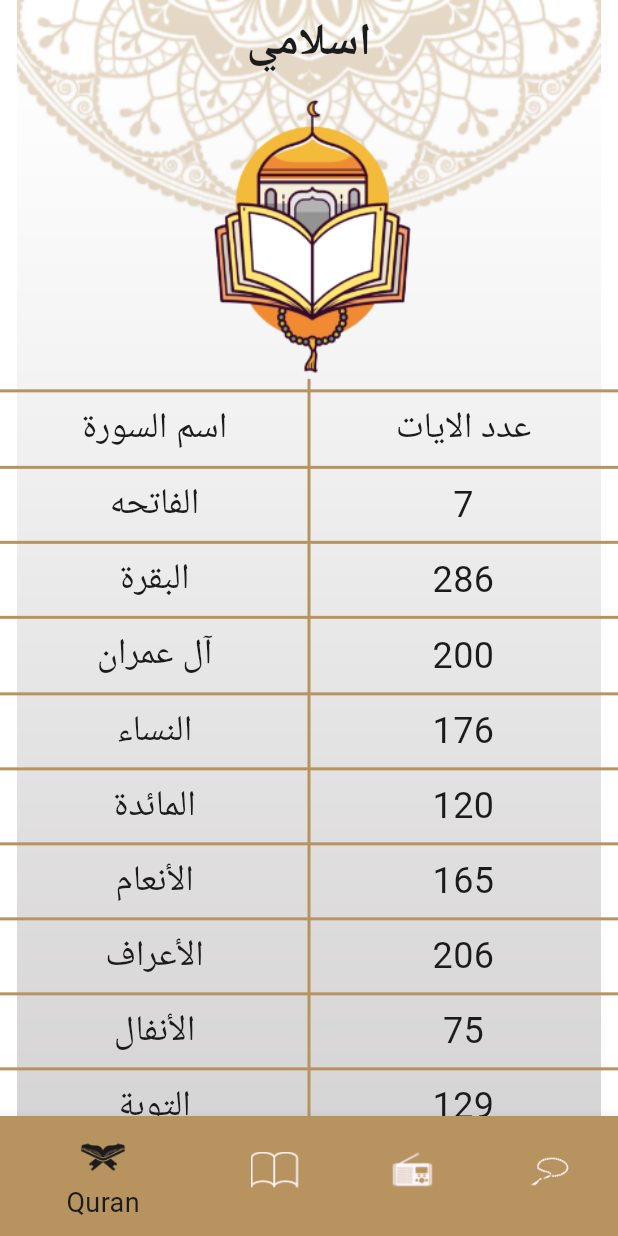
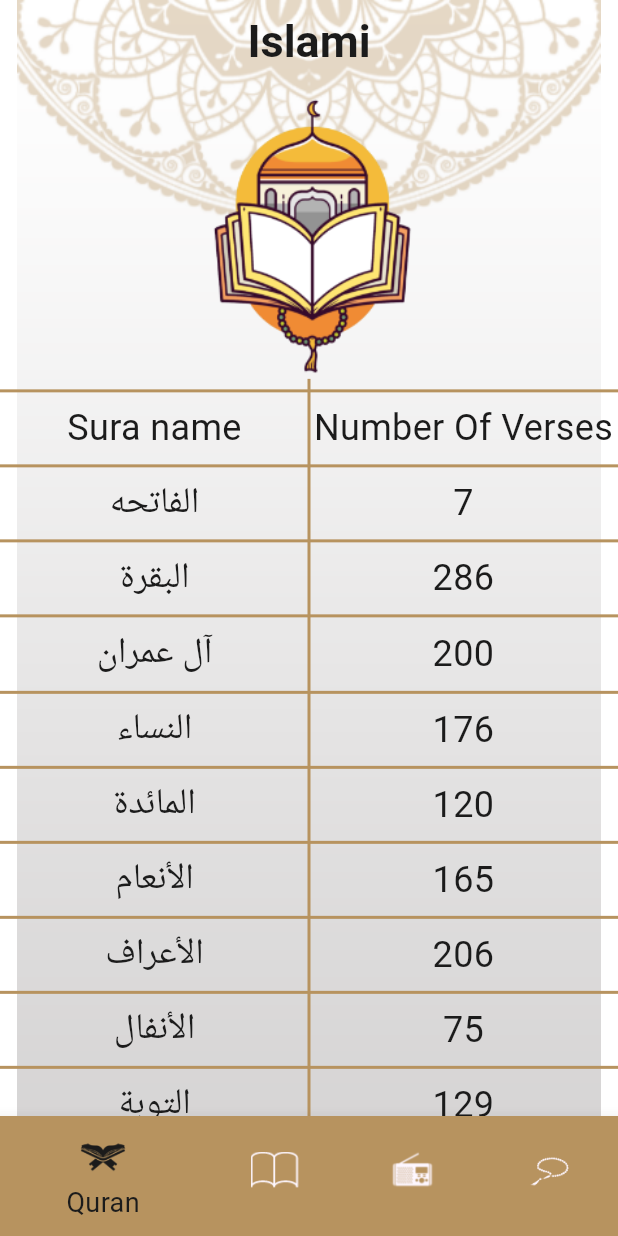
Before and after one commit to mohamedgalalelhamrawy/islami_app, a Flutter app: the screen it shows after launch, on a phone screen of 412 x 824 dp. Run offline on Flutter 3.47's test engine with Material 3 defaults, Android fonts, the phone set to English and light mode, and no system bars; generated files the repository leaves out were written again.

Commit message:
made my app support english and arabic by localization

```diff
--- /dev/null
+++ b/l10n.yaml
@@ -0,0 +1,3 @@
+arb-dir: lib/l10n
+template-arb-file: app_en.arb
+output-localization-file: app_localizations.dart
--- /dev/null
+++ b/lib/l10n/app_ar.arb
@@ -0,0 +1,18 @@
+ {
+    "app_title" : "اسلامي",
+    "sura_name" : "اسم السورة",
+    "quran" : "قران",
+    "hadeth" : "حديث",
+    "sebha" : "السبحة",
+    "radio" : "الاذاعة",
+    "hadeth_name" : "الاحاديث",
+    "settings" : "الاعدادات",
+    "language" : "اللغة",
+    "arabic" : "العربية",
+    "english" : "الانجليزية",
+    "theme" : "وضع التطبيق" ,
+    "light" : "الوضع النهاري",
+    "dark" : "الوضع الليلي",
+    "number_of_verses" : "عدد الايات",
+    "number_of_tasbihat" : "عدد التسبيحات"
+ }
--- /dev/null
+++ b/lib/l10n/app_en.arb
@@ -0,0 +1,18 @@
+ {
+    "app_title" : "Islami",
+    "sura_name" : "Sura name",
+    "quran" : "Quran",
+    "hadeth" : "Hadeth",
+    "sebha" : "Sebha",
+    "radio" : "Radio",
+    "hadeth_name" : "Ahadeth",
+    "settings" : "Settings",
+    "language" : "Language",
+    "arabic" : "Arabic",
+    "english" : "English",
+    "theme" : "Theme" ,
+    "light" : "Light",
+    "dark" : "Dark",
+    "number_of_verses" : "Number Of Verses",
+    "number_of_tasbihat" : "Number Of Tasbihat"
+ }
--- a/lib/main.dart
+++ b/lib/main.dart
@@ -3,7 +3,7 @@ import 'package:islami_app/screens/home/home.dart';
 import 'package:islami_app/screens/home/widgets/hadeth_details_screen.dart';
 import 'package:islami_app/screens/home/widgets/sura_details_screen.dart';
 import 'package:islami_app/screens/splash.dart';
-
+import 'package:flutter_gen/gen_l10n/app_localizations.dart';
 void main() {
   runApp(const MyApp());
 }
@@ -14,6 +14,10 @@ class MyApp extends StatelessWidget {
   @override
   Widget build(BuildContext context) {
     return MaterialApp(
+      locale: Locale("en"),
+        title: 'Localizations Sample App',
+  localizationsDelegates: AppLocalizations.localizationsDelegates,
+  supportedLocales: AppLocalizations.supportedLocales,
       debugShowCheckedModeBanner: false,
       routes: {
         Splash.routeName : (context) => const Splash(),
--- a/lib/screens/home/home.dart
+++ b/lib/screens/home/home.dart
@@ -6,6 +6,7 @@ import 'package:islami_app/screens/home/tabs/sebha.dart';
 import 'package:islami_app/utils/app_assets.dart';
 import 'package:islami_app/utils/app_colors.dart';
 import 'package:islami_app/utils/app_styles.dart';
+import 'package:flutter_gen/gen_l10n/app_localizations.dart';
 
 class HomeScreen extends StatefulWidget {
   const HomeScreen({super.key});
@@ -37,27 +38,27 @@ class _HomeScreenState extends State<HomeScreen> {
                 selectedIndex = value;
                 setState(() {});
               },
-              items: const [
+              items:  [
                 BottomNavigationBarItem(
                     icon: ImageIcon(AssetImage(AppAssets.iconQuran)),
-                    label: "Quran"),
+                    label: AppLocalizations.of(context)!.quran),
                 BottomNavigationBarItem(
                     icon: ImageIcon(AssetImage(AppAssets.iconHadeth)),
-                    label: "Hadeth"),
+                    label: AppLocalizations.of(context)!.hadeth),
                 BottomNavigationBarItem(
                     icon: ImageIcon(AssetImage(AppAssets.iconRadio)),
-                    label: "Radio"),
+                    label: AppLocalizations.of(context)!.radio),
                 BottomNavigationBarItem(
                     icon: ImageIcon(AssetImage(AppAssets.iconSebha)),
-                    label: "Sebha")
+                    label: AppLocalizations.of(context)!.sebha)
               ]),
         ),
         backgroundColor: AppColors.transparentColor,
         appBar: AppBar(
           elevation: 0,
           backgroundColor: AppColors.transparentColor,
-          title: const Text(
-            "اسلامي",
+          title:  Text(
+            AppLocalizations.of(context)!.app_title,
             style: AppStyles.appBarTextstyle,
           ),
           centerTitle: true,
--- a/lib/screens/home/tabs/hadeth.dart
+++ b/lib/screens/home/tabs/hadeth.dart
@@ -6,6 +6,7 @@ import 'package:islami_app/screens/home/widgets/item_hadeth_name.dart';
 import 'package:islami_app/utils/app_assets.dart';
 import 'package:islami_app/utils/app_colors.dart';
 import 'package:islami_app/utils/app_styles.dart';
+import 'package:flutter_gen/gen_l10n/app_localizations.dart';
 
 class Hadeth extends StatefulWidget {
     const Hadeth({super.key});
@@ -27,7 +28,7 @@ class _HadethState extends State<Hadeth> {
             flex: 4,
             child: Image.asset(AppAssets.hadethLogo)),
           dividorMethod(),
-          Text("الاحاديث",style: AppStyles.titles,textAlign: TextAlign.center,),
+          Text(AppLocalizations.of(context)!.hadeth_name,style: AppStyles.titles,textAlign: TextAlign.center,),
           dividorMethod(),
           Expanded(
             flex: 9,
--- a/lib/screens/home/tabs/quran.dart
+++ b/lib/screens/home/tabs/quran.dart
@@ -5,6 +5,7 @@ import 'package:islami_app/utils/app_assets.dart';
 import 'package:islami_app/utils/app_colors.dart';
 import 'package:islami_app/utils/app_styles.dart';
 import 'package:islami_app/utils/constants.dart';
+import 'package:flutter_gen/gen_l10n/app_localizations.dart';
 
 class Quran extends StatelessWidget {
   const Quran({super.key});
@@ -22,18 +23,18 @@ class Quran extends StatelessWidget {
                   Column(
                      children: [
                   dividorMethod(),
-                  const Row(
+                  Row(
                     children: [
                       Expanded(
                         child: Text(
-                          "اسم السورة",
+                          AppLocalizations.of(context)!.sura_name,
                           style: AppStyles.titles,
                           textAlign: TextAlign.center,
                         ),
                       ),
                       Expanded(
                         child: Text(
-                         "عدد الايات",
+                         AppLocalizations.of(context)!.number_of_verses,
                           style: AppStyles.titles,
                           textAlign: TextAlign.center,
                         ),
--- a/lib/screens/home/tabs/sebha.dart
+++ b/lib/screens/home/tabs/sebha.dart
@@ -3,6 +3,7 @@
 import 'package:islami_app/utils/app_assets.dart';
 import 'package:islami_app/utils/app_colors.dart';
 import 'package:islami_app/utils/app_styles.dart';
+import 'package:flutter_gen/gen_l10n/app_localizations.dart';
 
 class Sebha extends StatefulWidget {
     const Sebha({super.key});
@@ -22,7 +23,7 @@ class _SebhaState extends State<Sebha> {
           children: [
             Image.asset(AppAssets.sebhaLogo),
             SizedBox(height: MediaQuery.of(context).size.width*0.1,),
-            Text("عدد التسبيحات",style: AppStyles.titles),
+            Text(AppLocalizations.of(context)!.number_of_tasbihat,style: AppStyles.titles),
              SizedBox(height: MediaQuery.of(context).size.width*0.07,),
             ElevatedButton(onPressed: (){},
             style: ElevatedButton.styleFrom(
--- a/pubspec.yaml
+++ b/pubspec.yaml
@@ -35,6 +35,9 @@ dependencies:
   # The following adds the Cupertino Icons font to your application.
   # Use with the CupertinoIcons class for iOS style icons.
   cupertino_icons: ^1.0.8
+  intl: any
+  flutter_localizations:
+    sdk: flutter
 
 dev_dependencies:
   flutter_test:
@@ -52,7 +55,7 @@ dev_dependencies:
 
 # The following section is specific to Flutter packages.
 flutter:
-
+  generate: true
   # The following line ensures that the Material Icons font is
   # included with your application, so that you can use the icons in
   # the material Icons class.
```
Also changed, not shown: lib/screens/home/tabs/radio.dart (line endings or trailing spaces), pubspec.lock.
